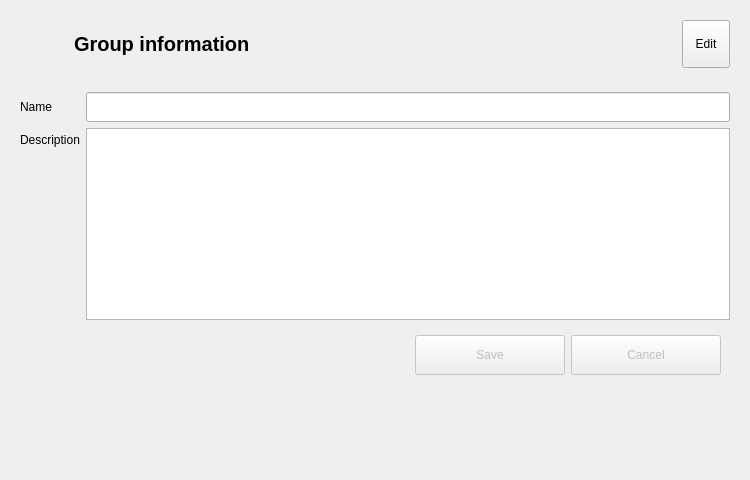
This is python/resources/ui/GroupWidget.ui in introlab/OpenIMU as Qt 5 draws it before an edit. The edited form follows.
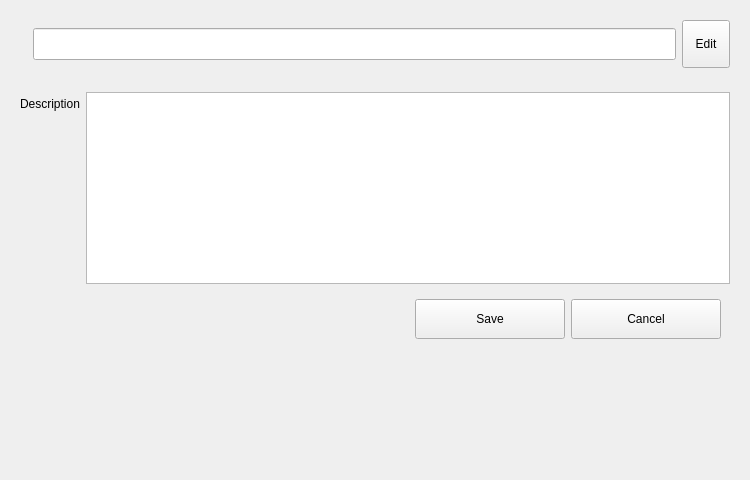
This is the edited form. Icons and pictures are not drawn.

```diff
--- a/python/resources/ui/GroupWidget.ui
+++ b/python/resources/ui/GroupWidget.ui
@@ -52,17 +52,25 @@
        </widget>
       </item>
       <item>
-       <widget class="QLabel" name="lblInfos">
+       <widget class="QLineEdit" name="txtName">
+        <property name="minimumSize">
+         <size>
+          <width>0</width>
+          <height>30</height>
+         </size>
+        </property>
+        <property name="maximumSize">
+         <size>
+          <width>16777215</width>
+          <height>16777215</height>
+         </size>
+        </property>
         <property name="font">
          <font>
           <pointsize>15</pointsize>
-          <italic>false</italic>
           <bold>true</bold>
          </font>
         </property>
-        <property name="text">
-         <string>Group information</string>
-        </property>
        </widget>
       </item>
       <item>
@@ -107,42 +115,13 @@
        <enum>QFormLayout::ExpandingFieldsGrow</enum>
       </property>
       <item row="0" column="0">
-       <widget class="QLabel" name="lblName">
-        <property name="sizePolicy">
-         <sizepolicy hsizetype="Preferred" vsizetype="Expanding">
-          <horstretch>0</horstretch>
-          <verstretch>0</verstretch>
-         </sizepolicy>
-        </property>
-        <property name="text">
-         <string>Name</string>
-        </property>
-       </widget>
-      </item>
-      <item row="0" column="1">
-       <widget class="QLineEdit" name="txtName">
-        <property name="minimumSize">
-         <size>
-          <width>0</width>
-          <height>30</height>
-         </size>
-        </property>
-        <property name="maximumSize">
-         <size>
-          <width>16777215</width>
-          <height>16777215</height>
-         </size>
-        </property>
-       </widget>
-      </item>
-      <item row="1" column="0">
        <widget class="QLabel" name="lblDesc">
         <property name="text">
          <string>Description</string>
         </property>
        </widget>
       </item>
-      <item row="1" column="1">
+      <item row="0" column="1">
        <widget class="QPlainTextEdit" name="txtDesc">
         <property name="sizePolicy">
          <sizepolicy hsizetype="MinimumExpanding" vsizetype="Expanding">
@@ -158,7 +137,7 @@
         </property>
        </widget>
       </item>
-      <item row="3" column="1">
+      <item row="2" column="1">
        <widget class="QFrame" name="frameButtons">
         <layout class="QHBoxLayout" name="horizontalLayout">
          <item>
@@ -180,7 +159,7 @@
          <item>
           <widget class="QPushButton" name="btnSave">
            <property name="enabled">
-            <bool>false</bool>
+            <bool>true</bool>
            </property>
            <property name="minimumSize">
             <size>
@@ -209,7 +188,7 @@
          <item>
           <widget class="QPushButton" name="btnCancel">
            <property name="enabled">
-            <bool>false</bool>
+            <bool>true</bool>
            </property>
            <property name="minimumSize">
             <size>
```
